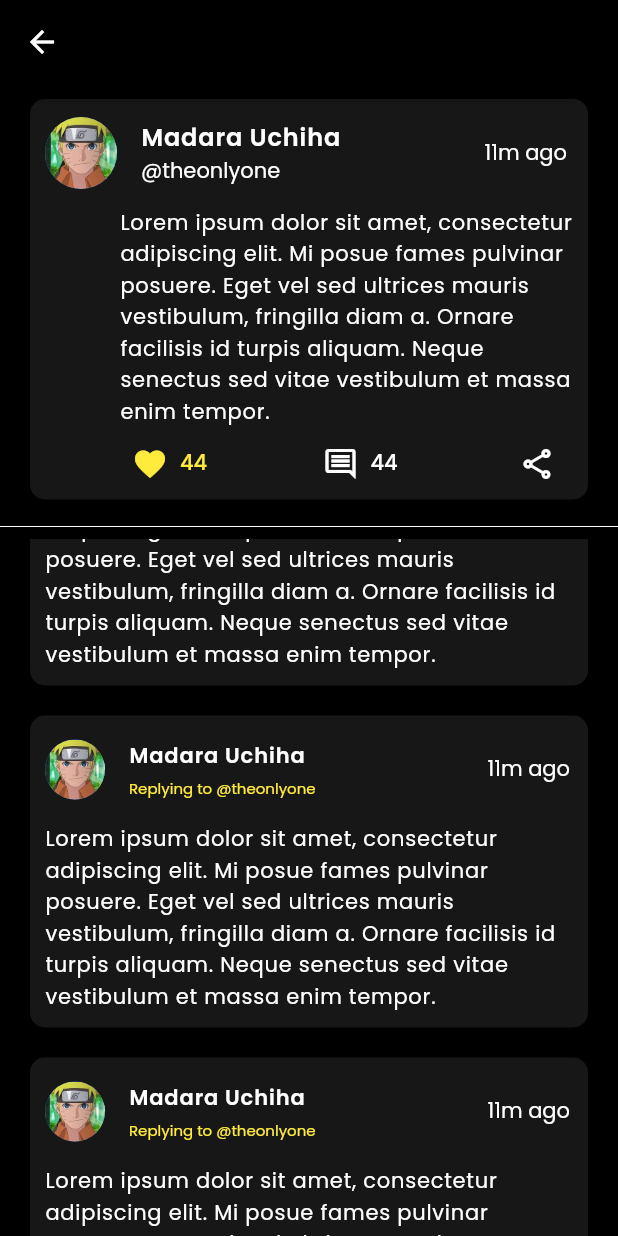
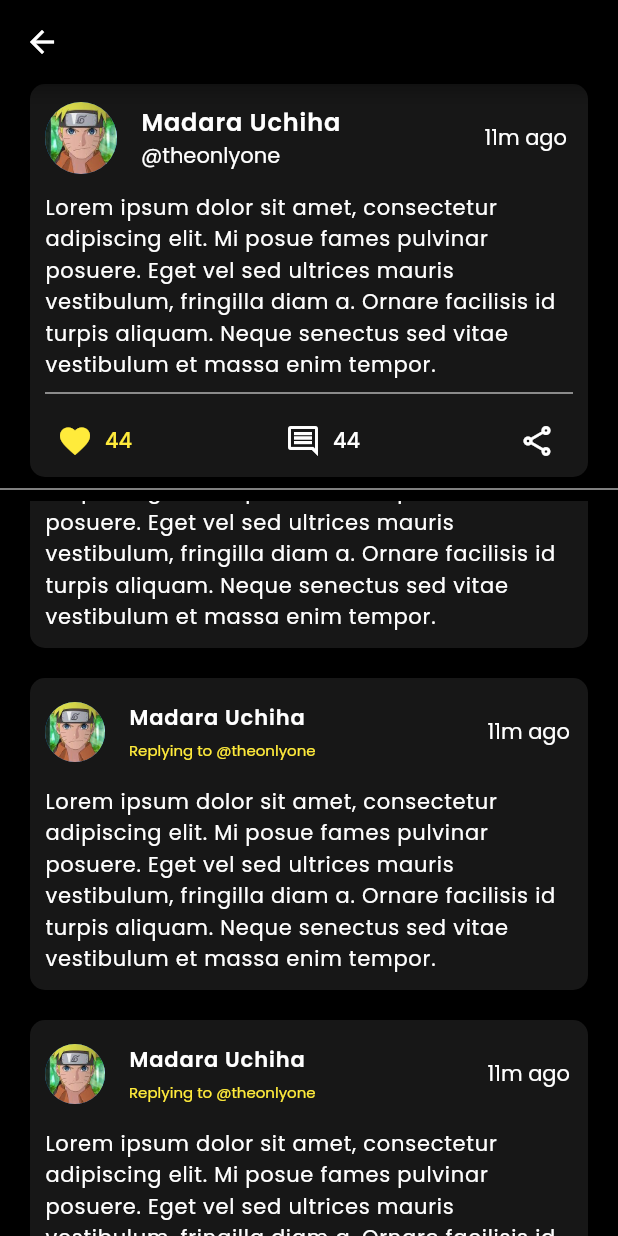
Before and after one commit to Vinay07k/Bookifyy, a Flutter app: the PostScreen screen opened by its route, scrolled down 576 dp, after a tap on "Madara Uchiha", on a phone screen of 412 x 824 dp. Run offline on Flutter 3.47's test engine with Material 2 defaults, Android fonts, the phone set to English and light mode, and no system bars; our stand-ins replace animated_splash_screen, font_awesome_flutter, google_fonts.

Commit message:
Post Screen

```diff
--- a/lib/Screens/PostScreen.dart
+++ b/lib/Screens/PostScreen.dart
@@ -1,7 +1,8 @@
+import 'package:bookify/Widgets/postScreenBlurb.dart';
+import 'package:flutter/material.dart';
+import 'package:flutter/rendering.dart';
+
 import 'package:bookify/Widgets/commentItem.dart';
-import 'package:flutter/material.dart';
-
-import 'package:bookify/Widgets/blurbItem.dart';
 
 class PostScreen extends StatefulWidget {
   final routeName = '/post-screen';
@@ -12,6 +13,28 @@ class PostScreen extends StatefulWidget {
 }
 
 class _PostScreenState extends State<PostScreen> {
+  bool _shouldBeVisible = true;
+  late ScrollController _scrollController;
+  @override
+  void initState() {
+    // TODO: implement initState
+    _scrollController = ScrollController();
+    _scrollController.addListener(() {
+      setState(() {
+        _shouldBeVisible = _scrollController.position.userScrollDirection ==
+            ScrollDirection.forward;
+      });
+    });
+    super.initState();
+  }
+
+  @override
+  void dispose() {
+    // TODO: implement dispose
+    _scrollController.dispose();
+    super.dispose();
+  }
+
   @override
   Widget build(BuildContext context) {
     return SafeArea(
@@ -21,17 +44,24 @@ class _PostScreenState extends State<PostScreen> {
           mainAxisSize: MainAxisSize.min,
           crossAxisAlignment: CrossAxisAlignment.center,
           children: [
-            BlurbItem(),
+            PostScreenBlurb(),
             Divider(color: Colors.white),
             Expanded(
               child: ListView.builder(
-                // shrinkWrap: true,
+                controller: _scrollController,
                 itemCount: 10,
                 itemBuilder: (BuildContext context, int index) => CommentItem(),
               ),
             ),
           ],
         ),
+        floatingActionButton: _shouldBeVisible
+            ? FloatingActionButton(
+                onPressed: () {},
+                child: Icon(Icons.add_comment_outlined),
+                backgroundColor: Theme.of(context).focusColor,
+              )
+            : null,
       ),
     );
   }
--- /dev/null
+++ b/lib/Widgets/postScreenBlurb.dart
@@ -0,0 +1,103 @@
+import 'package:flutter/material.dart';
+
+class PostScreenBlurb extends StatefulWidget {
+  const PostScreenBlurb({Key? key}) : super(key: key);
+
+  @override
+  _PostScreenBlurbState createState() => _PostScreenBlurbState();
+}
+
+class _PostScreenBlurbState extends State<PostScreenBlurb> {
+  @override
+  Widget build(BuildContext context) {
+    return Container(
+      margin: const EdgeInsets.symmetric(
+        horizontal: 20,
+        // vertical: 10,
+      ),
+      decoration: BoxDecoration(
+        color: Color.fromRGBO(23, 23, 23, 1),
+        borderRadius: BorderRadius.circular(10),
+      ),
+      child: Column(
+        mainAxisSize: MainAxisSize.min,
+        children: [
+          ListTile(
+            onTap: () {},
+            contentPadding: EdgeInsets.only(left: 10, right: 14),
+            leading: CircleAvatar(
+              radius: 24,
+              foregroundImage: AssetImage('assets/download.jpeg'),
+            ),
+            title: Text(
+              'Madara Uchiha',
+              style: TextStyle(
+                color: Colors.white,
+                fontWeight: FontWeight.w600,
+                letterSpacing: 0.6,
+              ),
+            ),
+            subtitle: Text(
+              '@theonlyone',
+              style: TextStyle(color: Colors.white),
+            ),
+            trailing: Text(
+              '11m ago',
+              style: TextStyle(color: Colors.white),
+            ),
+          ),
+          Padding(
+            padding: const EdgeInsets.only(
+              left: 10,
+              right: 10,
+            ),
+            child: Column(
+              mainAxisSize: MainAxisSize.min,
+              children: [
+                Text(
+                  'Lorem ipsum dolor sit amet, consectetur adipiscing elit. Mi posue fames pulvinar posuere. Eget vel sed ultrices mauris vestibulum, fringilla diam a. Ornare facilisis id turpis aliquam. Neque senectus sed vitae vestibulum et massa enim tempor.',
+                  style: TextStyle(
+                    color: Colors.white,
+                    fontWeight: FontWeight.w400,
+                    letterSpacing: 0.5,
+                  ),
+                ),
+                Divider(
+                  color: Colors.white,
+                ),
+                Row(
+                  mainAxisAlignment: MainAxisAlignment.spaceBetween,
+                  children: [
+                    TextButton.icon(
+                      onPressed: () {},
+                      style: ButtonStyle(
+                        foregroundColor: MaterialStateProperty.all(
+                            Theme.of(context).focusColor),
+                      ),
+                      icon: Icon(Icons.favorite),
+                      label: Text('44'),
+                    ),
+                    TextButton.icon(
+                      onPressed: () {},
+                      style: ButtonStyle(
+                        foregroundColor:
+                            MaterialStateProperty.all(Colors.white),
+                      ),
+                      icon: Icon(Icons.comment_outlined),
+                      label: Text('44'),
+                    ),
+                    IconButton(
+                      onPressed: () {},
+                      icon: Icon(Icons.share_outlined),
+                      color: Colors.white,
+                    ),
+                  ],
+                ),
+              ],
+            ),
+          ),
+        ],
+      ),
+    );
+  }
+}
```
